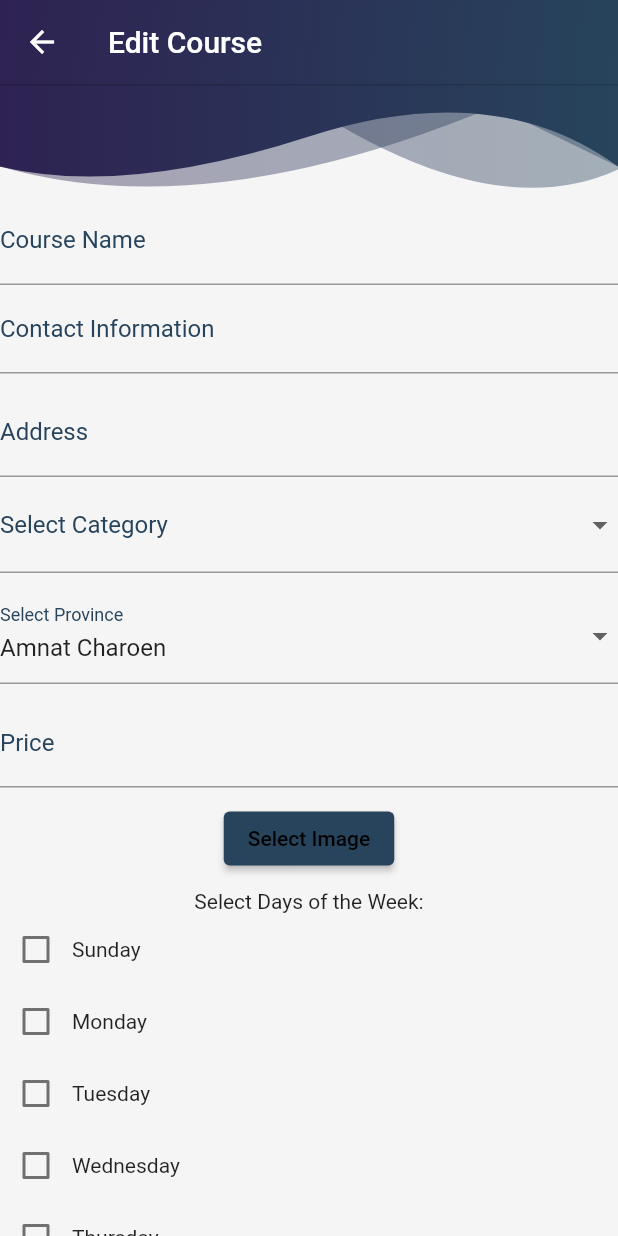
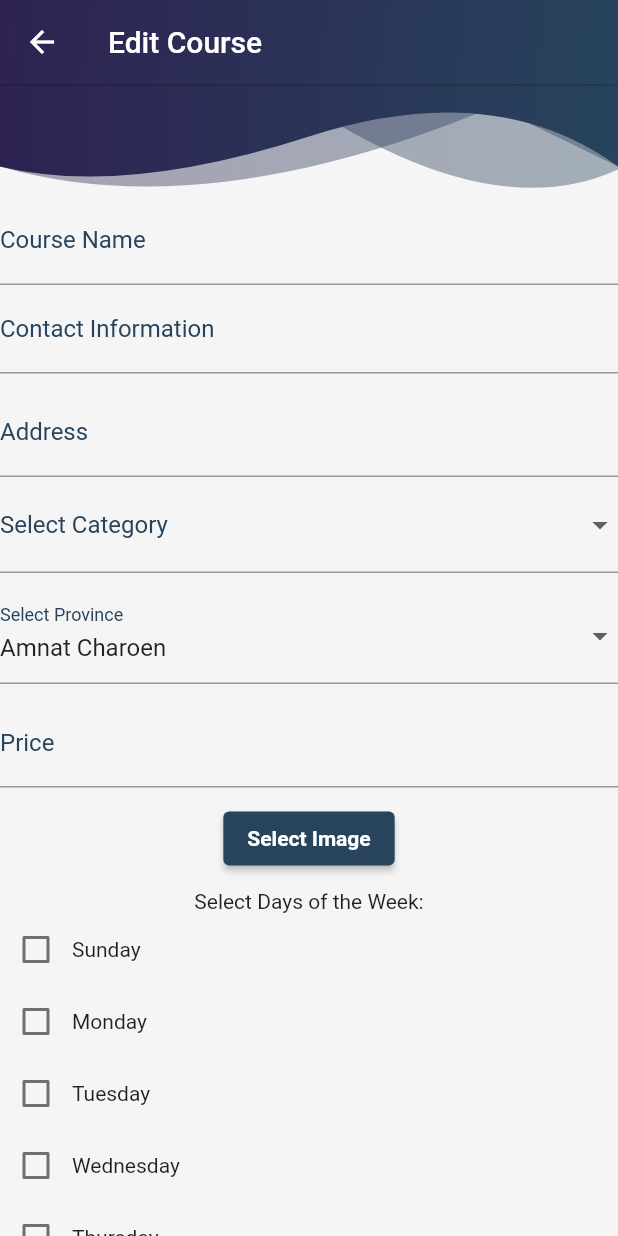
Before and after one commit to yasinthon04/TutorGo-Project, a Flutter app: the EditCourse screen opened directly with empty values, on a phone screen of 412 x 824 dp. Run offline on Flutter 3.47's test engine with Material 2 defaults, Android fonts, the light colour scheme and no system bars; our stand-ins replace cloud_firestore, firebase_auth, firebase_core, firebase_storage, hexcolor, image_picker; accounts and stored records are empty.

```diff
--- a/lib/pages/widget/editCourse.dart
+++ b/lib/pages/widget/editCourse.dart
@@ -86,7 +86,6 @@ class _EditCourseState extends State<EditCourse> {
   }
 
   Future<void> _loadCourseData() async {
-
     // Fetch necessary data from Firestore
     // For example, fetch course data based on widget.courseId
     DocumentSnapshot courseSnapshot = await FirebaseFirestore.instance
@@ -94,13 +93,16 @@ class _EditCourseState extends State<EditCourse> {
         .doc(widget.CourseId)
         .get();
 
-    Map<String, dynamic> courseData = courseSnapshot.data() as Map<String, dynamic>;
+    Map<String, dynamic> courseData =
+        courseSnapshot.data() as Map<String, dynamic>;
 
     setState(() {
-      _courseNameController = TextEditingController(text: courseData['courseName']);
+      _courseNameController =
+          TextEditingController(text: courseData['courseName']);
       _addressController = TextEditingController(text: courseData['address']);
       _priceController = TextEditingController(text: courseData['price']);
-      _contactInfoController = TextEditingController(text: courseData['contactInfo']);
+      _contactInfoController =
+          TextEditingController(text: courseData['contactInfo']);
       _selectedProvince = courseData['province'];
       _imageFile = File(courseData['imageName']);
       _selectedCategory = courseData['category'];
@@ -141,7 +143,6 @@ class _EditCourseState extends State<EditCourse> {
       if (_selectedProvince != null && _selectedProvince!.isNotEmpty) {
         // Update the course data in Firestore
         try {
-
           await FirebaseFirestore.instance
               .collection('courses')
               .doc(widget.CourseId)
@@ -169,10 +170,11 @@ class _EditCourseState extends State<EditCourse> {
     }
   }
 
-  List<TimeOfDay> _convertTimeMapListToTimeOfDayList(
-    List<dynamic> times) { // Change the parameter type to List<dynamic>
+  List<TimeOfDay> _convertTimeMapListToTimeOfDayList(List<dynamic> times) {
+    // Change the parameter type to List<dynamic>
     return times.map((timeMap) {
-    if (timeMap is Map<String, dynamic>) { // Check if timeMap is a valid map
+      if (timeMap is Map<String, dynamic>) {
+        // Check if timeMap is a valid map
         return TimeOfDay(hour: timeMap['hour'], minute: timeMap['minute']);
       } else {
         // Handle the case when the timeMap is not in the expected format
@@ -181,7 +183,6 @@ class _EditCourseState extends State<EditCourse> {
       }
     }).toList();
   }
-
 
   List<TimeOfDay> _convertTimeDataToList(String times) {
     List<String> timeStrings =
@@ -303,7 +304,6 @@ class _EditCourseState extends State<EditCourse> {
 
   @override
   Widget build(BuildContext context) {
-
     return Scaffold(
       appBar: AppBar(
         title: Text(
@@ -425,7 +425,13 @@ class _EditCourseState extends State<EditCourse> {
                   ElevatedButton(
                     onPressed: () => _pickImage(
                         ImageSource.gallery), // Opens image picker from gallery
-                    child: Text('Select Image'),
+                    child: Text(
+                      'Select Image',
+                      style: TextStyle(
+                        fontWeight: FontWeight.bold,
+                        color: Colors.white,
+                      ),
+                    ),
                     style: ElevatedButton.styleFrom(
                       primary: Theme.of(context).hintColor,
                     ),
```
Also changed, not shown: lib/pages/navpage/courseInfoPage.dart (+13 -5 lines). Lines whose indentation alone changed are shown as unchanged.
